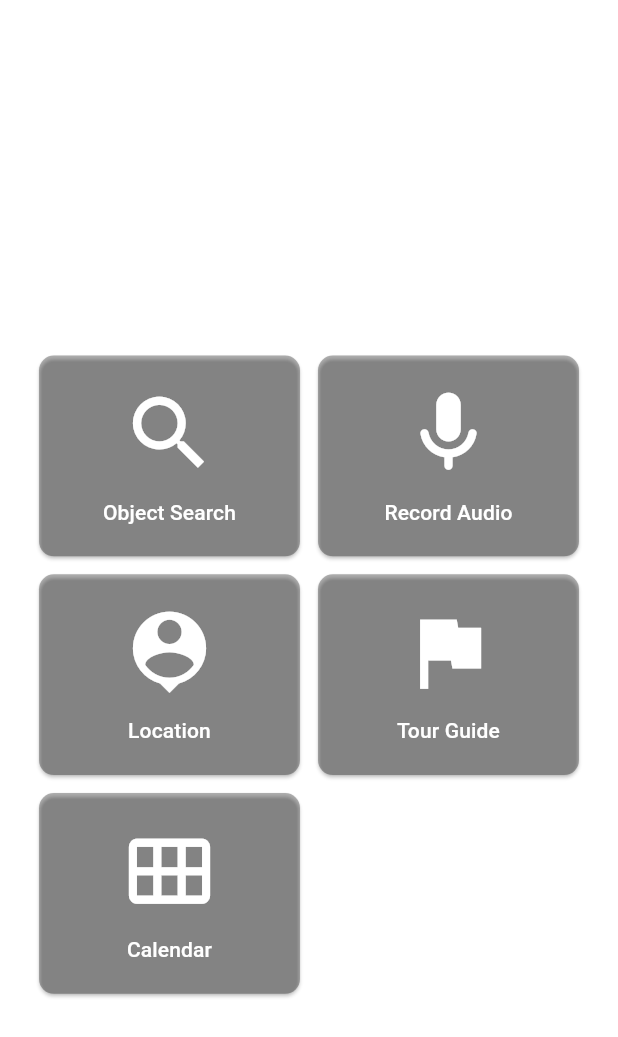
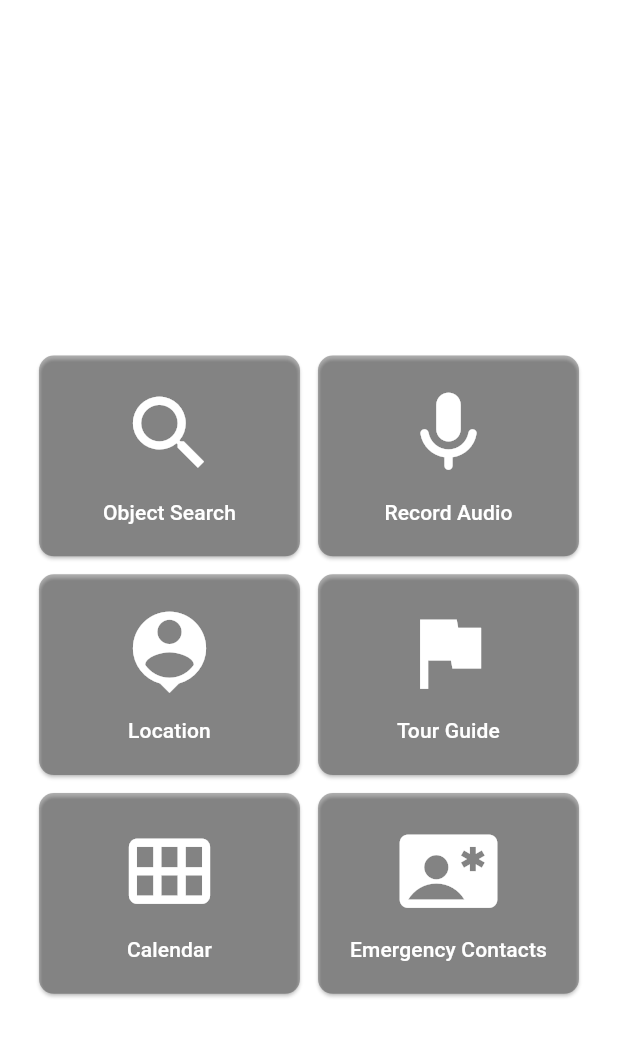
Before and after one commit to umgc/fall2024, a Flutter app: the HomeScreenContent screen opened directly, on a phone screen of 412 x 824 dp. Shown: the top 1037 px of the screen. Run offline on Flutter 3.47's test engine with Material 3 defaults, Android fonts, the phone set to English and light mode, and no system bars; our stand-ins replace avatar_glow, camera, chewie, flutter_contacts, flutter_dotenv, flutter_tts and 10 more; missing offline and left inert: aws_rekognition_api, aws_s3_api, aws_transcribe_api, dart_openai, external_path, flutter_sound and 2 more; accounts and stored records are empty.

Commit message:
Added the means of taking contacts from phone for emergency contact purposes.

```diff
--- /dev/null
+++ b/clearassist/lib/src/utils/contact_display.dart
@@ -0,0 +1,65 @@
+import 'package:flutter/material.dart';
+import 'package:flutter_contacts/flutter_contacts.dart';
+
+class ContactDisplay extends StatefulWidget {
+  const ContactDisplay({super.key});
+  @override
+  _ContactDisplayState createState() => _ContactDisplayState();
+}
+
+class _ContactDisplayState extends State<ContactDisplay> {
+  List<Contact>? _contacts;
+  bool _permissionDenied = false;
+
+  @override
+  void initState() {
+    super.initState();
+    _fetchContacts();
+  }
+
+  Future _fetchContacts() async {
+    if (!await FlutterContacts.requestPermission(readonly: true)) {
+      setState(() => _permissionDenied = true);
+    } else {
+      final contacts = await FlutterContacts.getContacts();
+      setState(() => _contacts = contacts);
+    }
+  }
+
+  @override
+  Widget build(BuildContext context) => MaterialApp(
+      home: Scaffold(
+          appBar: AppBar(title: Text('ContactDisplay')), body: _body()));
+
+  Widget _body() {
+    if (_permissionDenied) return Center(child: Text('Permission denied'));
+    if (_contacts == null) return Center(child: CircularProgressIndicator());
+    return ListView.builder(
+        itemCount: _contacts!.length,
+        itemBuilder: (context, i) => ListTile(
+            title: Text(_contacts![i].displayName),
+            onTap: () async {
+              final fullContact =
+                  await FlutterContacts.getContact(_contacts![i].id);
+              await Navigator.of(context).push(
+                  MaterialPageRoute(builder: (_) => ContactPage(fullContact!)));
+            }));
+  }
+}
+
+class ContactPage extends StatelessWidget {
+  final Contact contact;
+  ContactPage(this.contact);
+
+  @override
+  Widget build(BuildContext context) => Scaffold(
+      appBar: AppBar(title: Text(contact.displayName)),
+      body: Column(children: [
+        Text('First name: ${contact.name.first}'),
+        Text('Last name: ${contact.name.last}'),
+        Text(
+            'Phone number: ${contact.phones.isNotEmpty ? contact.phones.first.number : '(none)'}'),
+        Text(
+            'Email address: ${contact.emails.isNotEmpty ? contact.emails.first.address : '(none)'}'),
+      ]));
+}
--- a/clearassist/lib/ui/home_screen_content.dart
+++ b/clearassist/lib/ui/home_screen_content.dart
@@ -1,4 +1,5 @@
 import 'package:flutter/material.dart';
+import '../src/utils/contact_display.dart';
 import 'calendar_screen.dart';
 import 'assistant_screen.dart';
 import 'gallery_screen.dart';
@@ -100,6 +101,13 @@ class HomeScreenContentBody extends StatelessWidget {
                   text: 'Calendar',
                   screen: CalendarPage(),
                 ),
+                _buildElevatedButton(
+                  homeScreenState: homeScreenState,
+                  icon: Icon(Icons.contact_emergency,
+                      size: iconSize, color: Colors.white),
+                  text: 'Emergency Contacts',
+                  screen: ContactDisplay(),
+                ),
               ],
             ),
           ),
--- a/clearassist/pubspec.yaml
+++ b/clearassist/pubspec.yaml
@@ -102,6 +102,7 @@ dependencies:
 
   intl: any
   form_field_validator: ^1.1.0
+  flutter_contacts: ^1.1.9+2
 dev_dependencies:
   flutter_test:
     sdk: flutter
```
Also changed, not shown: 1 other file.
